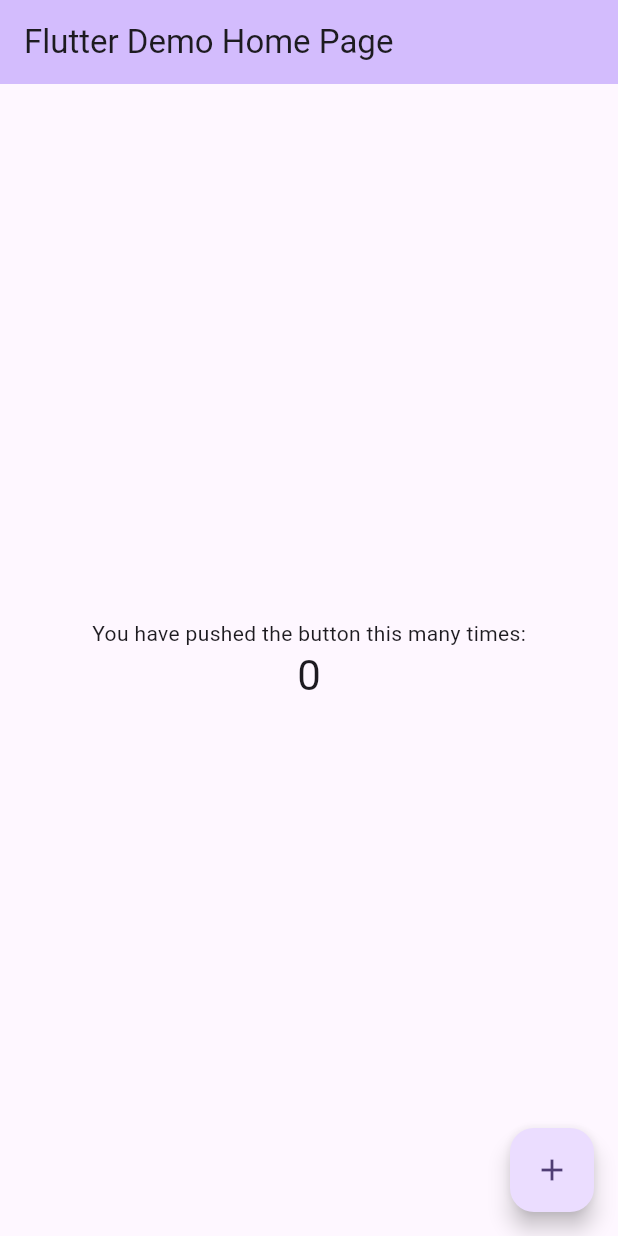
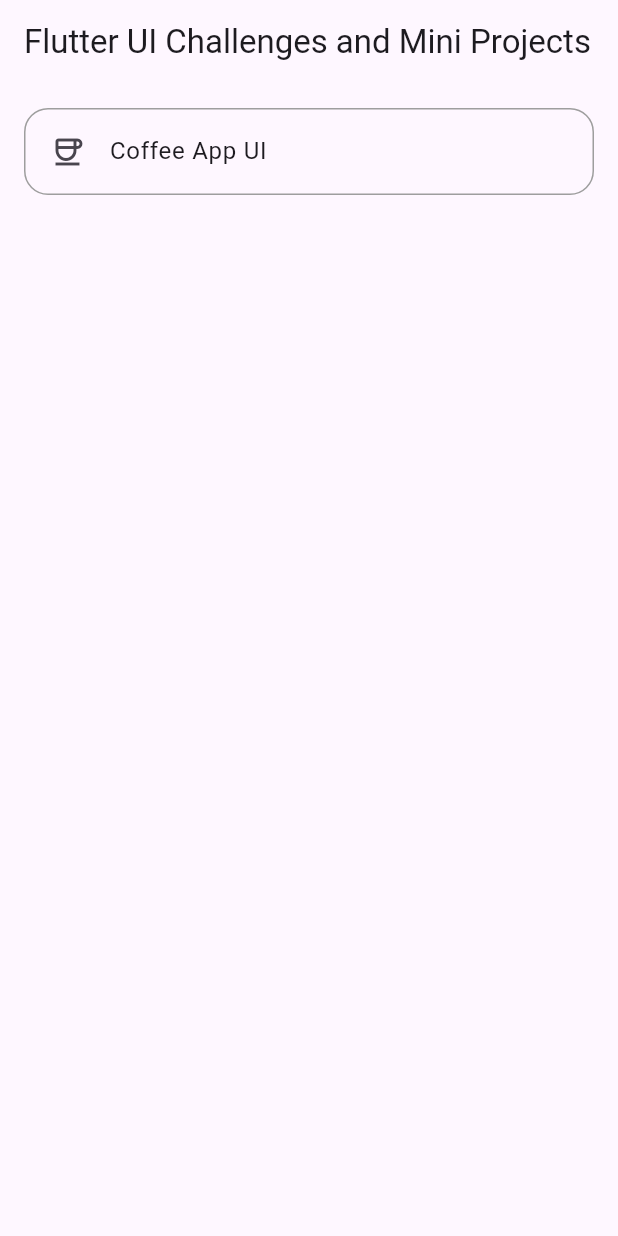
Before and after one commit to ales-dev-studio/flutter_ui_challenges, a Flutter app: the screen it shows after launch, on a phone screen of 412 x 824 dp. Run offline on Flutter 3.47's test engine with Material 3 defaults, Android fonts, the phone set to English and light mode, and no system bars; our stand-ins replace flutter_svg, google_fonts, readmore; generated files the repository leaves out were written again; Roboto replaces fonts that are missing (Almarai).

Commit message:
Add some new widgets and modify the main file

```diff
--- a/lib/main.dart
+++ b/lib/main.dart
@@ -1,4 +1,7 @@
 import 'package:flutter/material.dart';
+import 'package:flutter_ui_challenges/utils/dimens.dart';
+import 'package:flutter_ui_challenges/widgets/bordered_container.dart';
+import 'package:google_fonts/google_fonts.dart';
 
 void main() {
   runApp(const MyApp());
@@ -7,116 +10,43 @@ void main() {
 class MyApp extends StatelessWidget {
   const MyApp({super.key});
 
-  // This widget is the root of your application.
   @override
   Widget build(BuildContext context) {
     return MaterialApp(
       title: 'Flutter Demo',
       theme: ThemeData(
-        // This is the theme of your application.
-        //
-        // TRY THIS: Try running your application with "flutter run". You'll see
-        // the application has a purple toolbar. Then, without quitting the app,
-        // try changing the seedColor in the colorScheme below to Colors.green
-        // and then invoke "hot reload" (save your changes or press the "hot
-        // reload" button in a Flutter-supported IDE, or press "r" if you used
-        // the command line to start the app).
-        //
-        // Notice that the counter didn't reset back to zero; the application
-        // state is not lost during the reload. To reset the state, use hot
-        // restart instead.
-        //
-        // This works for code too, not just values: Most code changes can be
-        // tested with just a hot reload.
+        textTheme: GoogleFonts.almaraiTextTheme(),
         colorScheme: ColorScheme.fromSeed(seedColor: Colors.deepPurple),
       ),
-      home: const MyHomePage(title: 'Flutter Demo Home Page'),
+      home: const ProjectsListScreen(),
     );
   }
 }
 
-class MyHomePage extends StatefulWidget {
-  const MyHomePage({super.key, required this.title});
-
-  // This widget is the home page of your application. It is stateful, meaning
-  // that it has a State object (defined below) that contains fields that affect
-  // how it looks.
-
-  // This class is the configuration for the state. It holds the values (in this
-  // case the title) provided by the parent (in this case the App widget) and
-  // used by the build method of the State. Fields in a Widget subclass are
-  // always marked "final".
-
-  final String title;
-
-  @override
-  State<MyHomePage> createState() => _MyHomePageState();
-}
-
-class _MyHomePageState extends State<MyHomePage> {
-  int _counter = 0;
-
-  void _incrementCounter() {
-    setState(() {
-      // This call to setState tells the Flutter framework that something has
-      // changed in this State, which causes it to rerun the build method below
-      // so that the display can reflect the updated values. If we changed
-      // _counter without calling setState(), then the build method would not be
-      // called again, and so nothing would appear to happen.
-      _counter++;
-    });
-  }
+class ProjectsListScreen extends StatelessWidget {
+  const ProjectsListScreen({super.key});
 
   @override
   Widget build(BuildContext context) {
-    // This method is rerun every time setState is called, for instance as done
-    // by the _incrementCounter method above.
-    //
-    // The Flutter framework has been optimized to make rerunning build methods
-    // fast, so that you can just rebuild anything that needs updating rather
-    // than having to individually change instances of widgets.
     return Scaffold(
-      appBar: AppBar(
-        // TRY THIS: Try changing the color here to a specific color (to
-        // Colors.amber, perhaps?) and trigger a hot reload to see the AppBar
-        // change color while the other colors stay the same.
-        backgroundColor: Theme.of(context).colorScheme.inversePrimary,
-        // Here we take the value from the MyHomePage object that was created by
-        // the App.build method, and use it to set our appbar title.
-        title: Text(widget.title),
-      ),
-      body: Center(
-        // Center is a layout widget. It takes a single child and positions it
-        // in the middle of the parent.
+      appBar: AppBar(title: Text('Flutter UI Challenges and Mini Projects')),
+      body: SingleChildScrollView(
+        padding: EdgeInsets.all(Dimens.largePadding),
         child: Column(
-          // Column is also a layout widget. It takes a list of children and
-          // arranges them vertically. By default, it sizes itself to fit its
-          // children horizontally, and tries to be as tall as its parent.
-          //
-          // Column has various properties to control how it sizes itself and
-          // how it positions its children. Here we use mainAxisAlignment to
-          // center the children vertically; the main axis here is the vertical
-          // axis because Columns are vertical (the cross axis would be
-          // horizontal).
-          //
-          // TRY THIS: Invoke "debug painting" (choose the "Toggle Debug Paint"
-          // action in the IDE, or press "p" in the console), to see the
-          // wireframe for each widget.
-          mainAxisAlignment: MainAxisAlignment.center,
-          children: <Widget>[
-            const Text('You have pushed the button this many times:'),
-            Text(
-              '$_counter',
-              style: Theme.of(context).textTheme.headlineMedium,
+          children: [
+            BorderedContainer(
+              child: InkWell(
+                borderRadius: BorderRadius.circular(Dimens.corners),
+                onTap: () {},
+                child: ListTile(
+                  title: Text('Coffee App UI'),
+                  leading: Icon(Icons.coffee_outlined),
+                ),
+              ),
             ),
           ],
         ),
       ),
-      floatingActionButton: FloatingActionButton(
-        onPressed: _incrementCounter,
-        tooltip: 'Increment',
-        child: const Icon(Icons.add),
-      ), // This trailing comma makes auto-formatting nicer for build methods.
     );
   }
 }
--- /dev/null
+++ b/lib/widgets/bordered_container.dart
@@ -0,0 +1,49 @@
+import 'package:flutter/material.dart';
+
+import '../utils/dimens.dart';
+
+class BorderedContainer extends StatelessWidget {
+  final Widget child;
+  final Color? borderColor;
+  final Color? color;
+  final EdgeInsetsGeometry? padding;
+  final EdgeInsetsGeometry? margin;
+  final double? width;
+  final double? height;
+  final AlignmentGeometry? alignment;
+  final BoxConstraints? constraints;
+  final double? borderRadius;
+
+  const BorderedContainer({
+    super.key,
+    required this.child,
+    this.borderColor,
+    this.padding,
+    this.margin,
+    this.width,
+    this.height,
+    this.alignment,
+    this.constraints,
+    this.borderRadius,
+    this.color,
+  });
+
+  @override
+  Widget build(BuildContext context) {
+    return Container(
+      key: key,
+      width: width,
+      height: height,
+      padding: padding,
+      margin: margin,
+      alignment: alignment,
+      constraints: constraints,
+      decoration: BoxDecoration(
+        color: color,
+        border: Border.all(color: borderColor ?? Colors.grey),
+        borderRadius: BorderRadius.circular(borderRadius ?? Dimens.corners),
+      ),
+      child: child,
+    );
+  }
+}
--- a/pubspec.yaml
+++ b/pubspec.yaml
@@ -15,6 +15,7 @@ dependencies:
   readmore: ^3.0.0
   flutter_gen: ^5.10.0
   flutter_svg: ^2.2.2
+  google_fonts: ^6.2.1
 
 dev_dependencies:
   build_runner: ^2.4.15
```
Also changed, not shown: lib/widgets/shaded_container.dart (added, +55 -0 lines), pubspec.lock, 2 other files.
